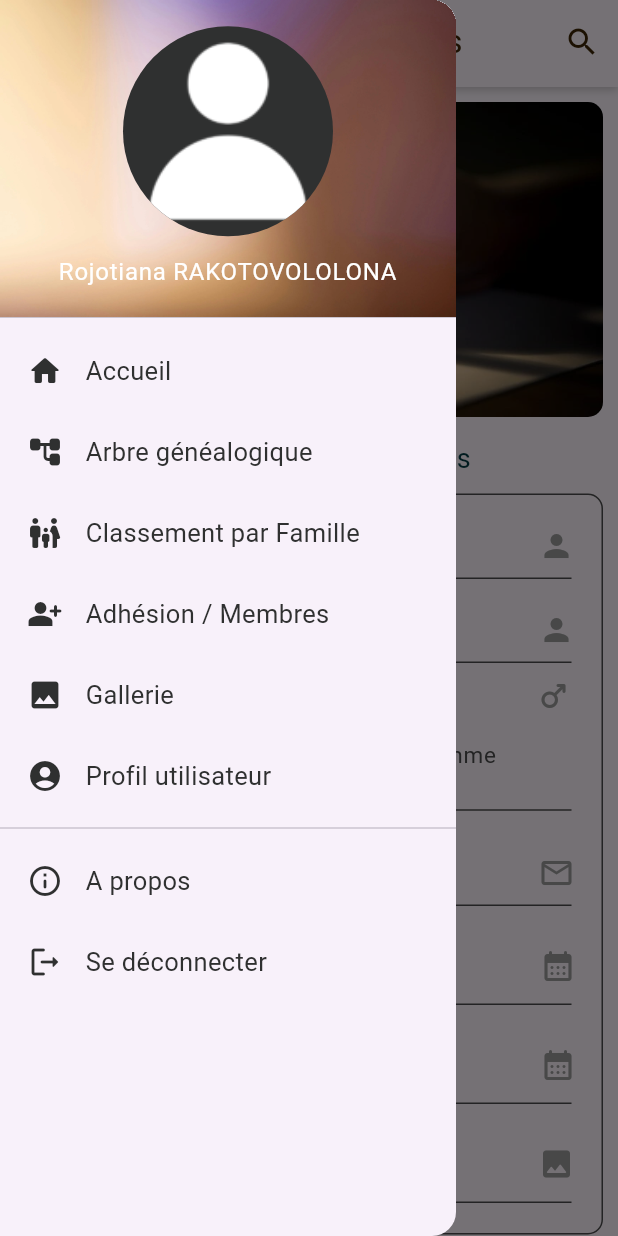
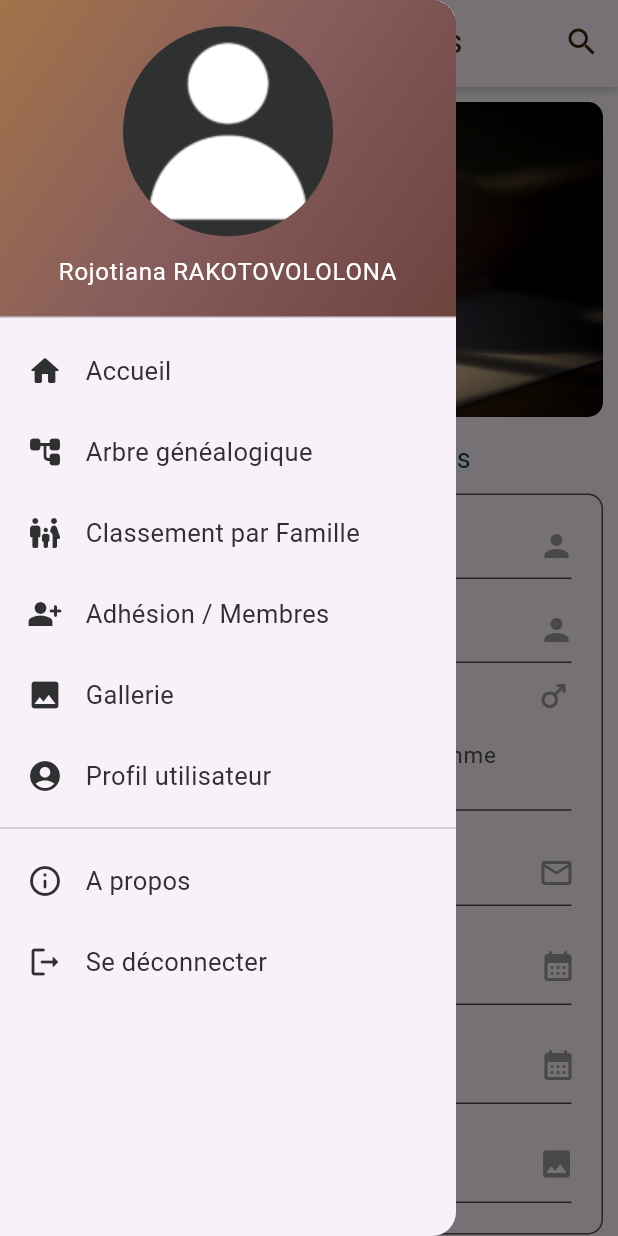
Before and after one commit to DTC-Formation/personal-project-Rojotiana-Tsiverisoa, a Flutter app: the MemberAdd screen opened by its route, with the side drawer open, on a phone screen of 412 x 824 dp. Run offline on Flutter 3.47's test engine with Material 2 defaults, Android fonts, the light colour scheme and no system bars; our stand-ins replace carousel_slider, cherry_toast, image_picker.

Commit message:
add new file

```diff
--- a/lib/app/views/member/member.dart
+++ b/lib/app/views/member/member.dart
@@ -200,7 +200,9 @@ class _MemberAddState extends State<MemberAdd> {
                                   });
                                 },
                               ),
-                              const ImagePicker(),
+                              const ImagePicker(
+                                title: "Profile",
+                              ),
                             ],
                           ),
                         ),
@@ -247,7 +249,12 @@ class _MemberAddState extends State<MemberAdd> {
 }
 
 class ImagePicker extends StatefulWidget {
-  const ImagePicker({super.key});
+  final String title;
+
+  const ImagePicker({
+    super.key,
+    required this.title,
+  });
 
   @override
   State<ImagePicker> createState() => _ImagePickerState();
@@ -271,16 +278,16 @@ class _ImagePickerState extends State<ImagePicker> {
           Stack(
             children: [
               filename != ""
-                  ? const Text(
-                      "Profile",
-                      style: TextStyle(
+                  ? Text(
+                      widget.title,
+                      style: const TextStyle(
                         fontSize: 13,
                         color: Tools.color09,
                       ),
                     )
-                  : const Text(
-                      "Profile",
-                      style: TextStyle(
+                  : Text(
+                      widget.title,
+                      style: const TextStyle(
                         fontSize: 0,
                         color: Tools.color09,
                       ),
@@ -305,7 +312,7 @@ class _ImagePickerState extends State<ImagePicker> {
                       alignment: Alignment.centerLeft,
                       children: [
                         Text(
-                          filename != "" ? filename : "Profile",
+                          filename != "" ? filename : widget.title,
                           style: const TextStyle(
                             fontSize: 16,
                           ),
--- a/lib/utilities/tools.dart
+++ b/lib/utilities/tools.dart
@@ -55,6 +55,15 @@ class Tools {
       Color.fromRGBO(255, 94, 98, 1), // #FF5E62
     ],
   );
+  static const LinearGradient gradient06 = LinearGradient(
+    begin: Alignment.topLeft,
+    end: Alignment.bottomRight,
+    colors: [
+      Color(0xFFA3744A), // #A3744A
+      Color(0xFF865C5D), // #865C5D
+      Color(0xFF6C433D), // #6C433D
+    ],
+  );
 
   static const BoxShadow shadow01 = BoxShadow(
     color: Color.fromARGB(19, 0, 0, 0),
--- a/lib/widget/navigation/drawer.dart
+++ b/lib/widget/navigation/drawer.dart
@@ -70,12 +70,13 @@ class _MyDrawerState extends State<MyDrawer> {
               child: const DrawerHeader(
                 padding: EdgeInsets.zero,
                 decoration: BoxDecoration(
-                  image: DecorationImage(
-                    fit: BoxFit.cover,
-                    image: AssetImage(
-                      'assets/images/background/bg_2.webp',
-                    ),
-                  ),
+                  gradient: Tools.gradient06,
+                  // image: DecorationImage(
+                  //   fit: BoxFit.cover,
+                  //   image: AssetImage(
+                  //     'assets/images/background/bg_2.webp',
+                  //   ),
+                  // ),
                 ),
                 child: Column(
                   crossAxisAlignment: CrossAxisAlignment.center,
--- a/pubspec.yaml
+++ b/pubspec.yaml
@@ -38,6 +38,9 @@ dependencies:
   flutter_launcher_icons: ^0.13.1
   rename_app: ^1.3.1
   carousel_slider: ^4.2.1
+  image_picker: ^1.0.5
+  image_cropper: ^5.0.1
+  cherry_toast: ^1.6.4
 
 flutter_launcher_icons:
   android: "launcher_icon"
```
Also changed, not shown: lib/widget/input/image_picker.dart (+33 -4 lines), lib/widget/toast/toast.dart (added, +67 -0 lines), 5 other files.
